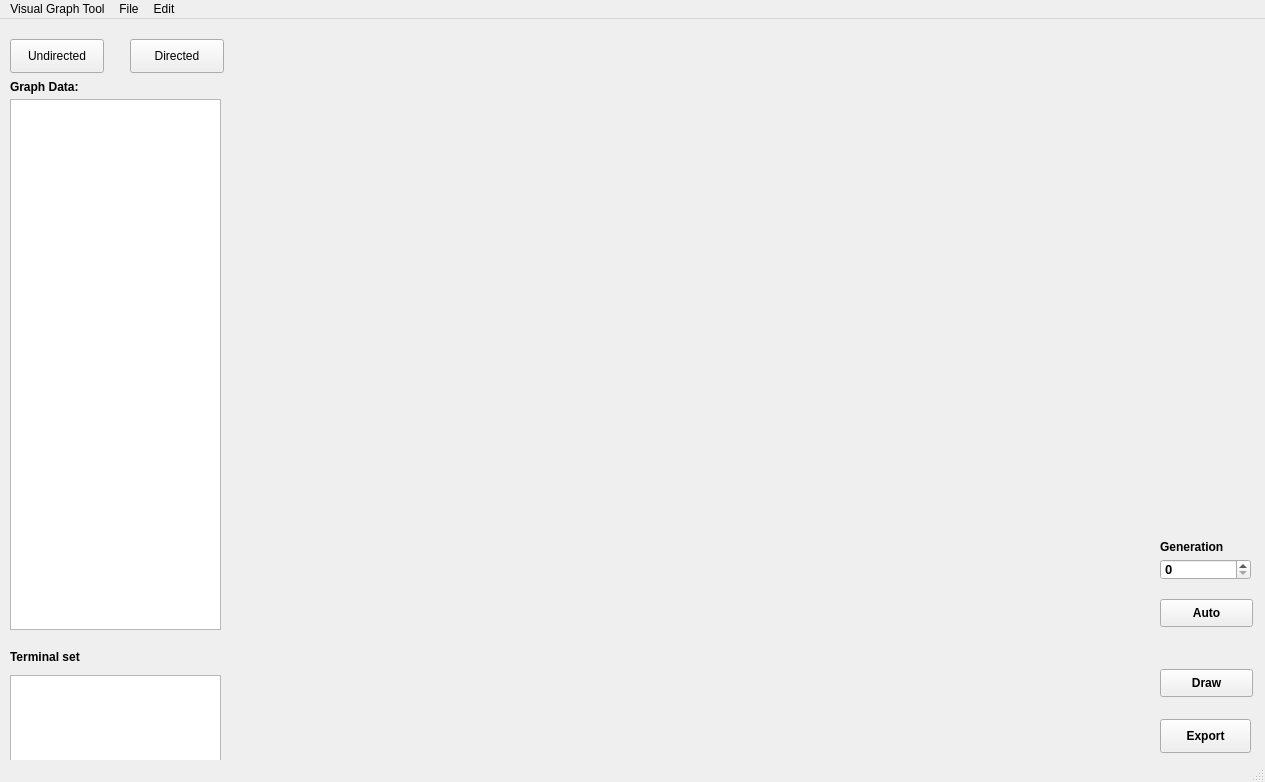
Above: app/graph-tool.ui from phuquocchamp/graph-tool before the change. Below: the same form after it.
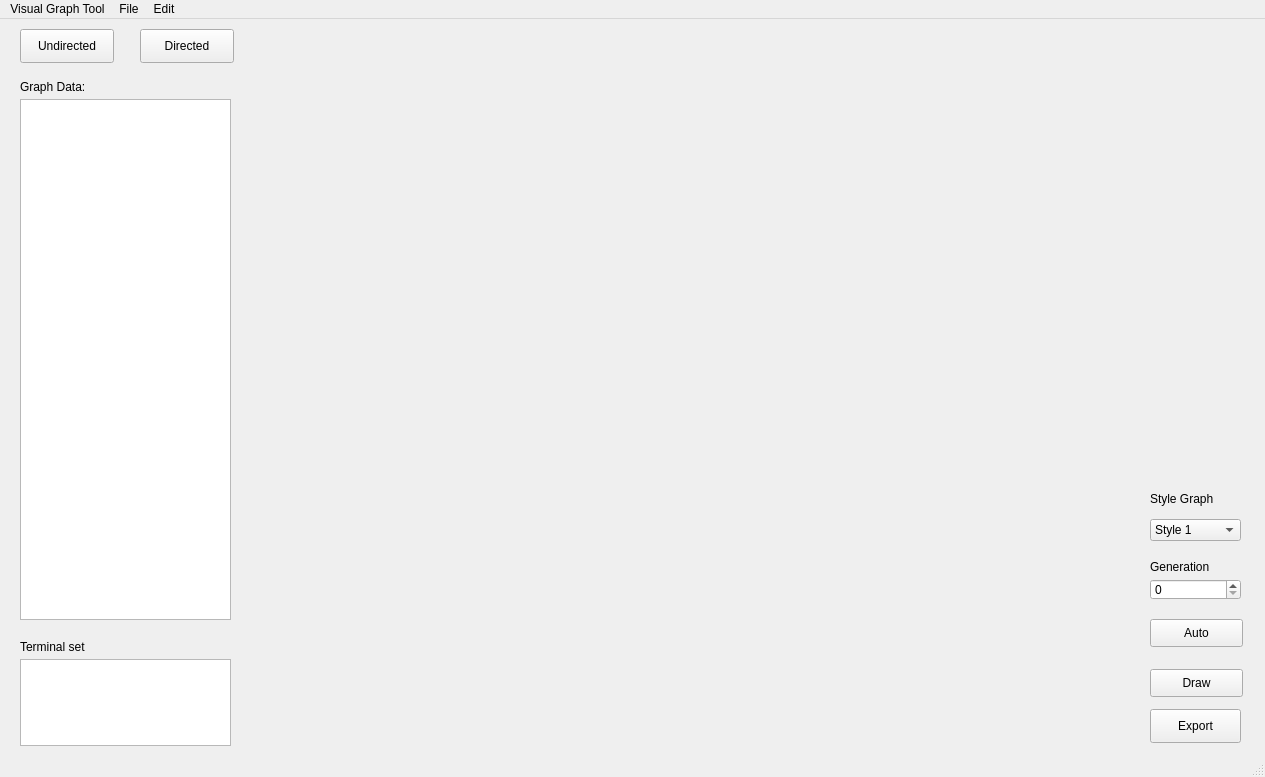
That is the form after the change.

Commit message: update graph-tool ui template

The edit to the form file:
```diff
--- a/app/graph-tool.ui
+++ b/app/graph-tool.ui
@@ -7,7 +7,7 @@
     <x>0</x>
     <y>0</y>
     <width>1265</width>
-    <height>782</height>
+    <height>777</height>
    </rect>
   </property>
   <property name="mouseTracking">
@@ -20,10 +20,10 @@
    <widget class="QPlainTextEdit" name="inputData">
     <property name="geometry">
      <rect>
-      <x>10</x>
+      <x>20</x>
       <y>80</y>
       <width>211</width>
-      <height>531</height>
+      <height>521</height>
      </rect>
     </property>
     <property name="plainText">
@@ -33,7 +33,7 @@
    <widget class="QLabel" name="label">
     <property name="geometry">
      <rect>
-      <x>10</x>
+      <x>20</x>
       <y>60</y>
       <width>91</width>
       <height>16</height>
@@ -42,8 +42,6 @@
     <property name="font">
      <font>
       <pointsize>9</pointsize>
-      <weight>75</weight>
-      <bold>true</bold>
      </font>
     </property>
     <property name="text">
@@ -53,8 +51,8 @@
    <widget class="QPushButton" name="undirectedButton">
     <property name="geometry">
      <rect>
-      <x>10</x>
-      <y>20</y>
+      <x>20</x>
+      <y>10</y>
       <width>94</width>
       <height>34</height>
      </rect>
@@ -66,8 +64,8 @@
    <widget class="QPushButton" name="directedButton">
     <property name="geometry">
      <rect>
-      <x>130</x>
-      <y>20</y>
+      <x>140</x>
+      <y>10</y>
       <width>94</width>
       <height>34</height>
      </rect>
@@ -79,18 +77,12 @@
    <widget class="QPushButton" name="exportButton">
     <property name="geometry">
      <rect>
-      <x>1160</x>
-      <y>700</y>
+      <x>1150</x>
+      <y>690</y>
       <width>91</width>
       <height>34</height>
      </rect>
     </property>
-    <property name="font">
-     <font>
-      <weight>75</weight>
-      <bold>true</bold>
-     </font>
-    </property>
     <property name="text">
      <string>Export</string>
     </property>
@@ -98,10 +90,10 @@
    <widget class="QWidget" name="gridLayoutWidget">
     <property name="geometry">
      <rect>
-      <x>240</x>
+      <x>250</x>
       <y>10</y>
-      <width>911</width>
-      <height>731</height>
+      <width>881</width>
+      <height>721</height>
      </rect>
     </property>
     <layout class="QGridLayout" name="graphArea"/>
@@ -109,8 +101,8 @@
    <widget class="QLabel" name="TerminalLabel">
     <property name="geometry">
      <rect>
-      <x>10</x>
-      <y>630</y>
+      <x>20</x>
+      <y>620</y>
       <width>91</width>
       <height>16</height>
      </rect>
@@ -118,8 +110,6 @@
     <property name="font">
      <font>
       <pointsize>9</pointsize>
-      <weight>75</weight>
-      <bold>true</bold>
      </font>
     </property>
     <property name="text">
@@ -129,44 +119,35 @@
    <widget class="QPlainTextEdit" name="TerminalTextEdit">
     <property name="geometry">
      <rect>
-      <x>10</x>
-      <y>656</y>
+      <x>20</x>
+      <y>640</y>
       <width>211</width>
-      <height>91</height>
+      <height>87</height>
      </rect>
     </property>
    </widget>
    <widget class="QSpinBox" name="Generation">
     <property name="geometry">
      <rect>
-      <x>1160</x>
-      <y>540</y>
+      <x>1150</x>
+      <y>560</y>
       <width>91</width>
       <height>21</height>
      </rect>
     </property>
-    <property name="font">
-     <font>
-      <pointsize>10</pointsize>
-      <weight>75</weight>
-      <bold>true</bold>
-     </font>
-    </property>
    </widget>
    <widget class="QLabel" name="GenerationLabel">
     <property name="geometry">
      <rect>
-      <x>1160</x>
-      <y>520</y>
-      <width>81</width>
+      <x>1150</x>
+      <y>540</y>
+      <width>71</width>
       <height>16</height>
      </rect>
     </property>
     <property name="font">
      <font>
       <pointsize>9</pointsize>
-      <weight>75</weight>
-      <bold>true</bold>
      </font>
     </property>
     <property name="text">
@@ -176,18 +157,12 @@
    <widget class="QPushButton" name="AutoIncreaseButton">
     <property name="geometry">
      <rect>
-      <x>1160</x>
-      <y>580</y>
+      <x>1150</x>
+      <y>600</y>
       <width>93</width>
       <height>28</height>
      </rect>
     </property>
-    <property name="font">
-     <font>
-      <weight>75</weight>
-      <bold>true</bold>
-     </font>
-    </property>
     <property name="text">
      <string>Auto</string>
     </property>
@@ -195,22 +170,79 @@
    <widget class="QPushButton" name="drawButttn">
     <property name="geometry">
      <rect>
-      <x>1160</x>
+      <x>1150</x>
       <y>650</y>
       <width>93</width>
       <height>28</height>
      </rect>
     </property>
-    <property name="font">
-     <font>
-      <weight>75</weight>
-      <bold>true</bold>
-     </font>
-    </property>
     <property name="text">
      <string>Draw</string>
     </property>
    </widget>
+   <widget class="QComboBox" name="styleGraph">
+    <property name="geometry">
+     <rect>
+      <x>1150</x>
+      <y>500</y>
+      <width>91</width>
+      <height>22</height>
+     </rect>
+    </property>
+    <item>
+     <property name="text">
+      <string>Style 1</string>
+     </property>
+    </item>
+    <item>
+     <property name="text">
+      <string>Style 2</string>
+     </property>
+    </item>
+    <item>
+     <property name="text">
+      <string>Style 3</string>
+     </property>
+    </item>
+    <item>
+     <property name="text">
+      <string>Style 4</string>
+     </property>
+    </item>
+    <item>
+     <property name="text">
+      <string>Style 5</string>
+     </property>
+    </item>
+    <item>
+     <property name="text">
+      <string>Style 6</string>
+     </property>
+    </item>
+    <item>
+     <property name="text">
+      <string>Style 7</string>
+     </property>
+    </item>
+    <item>
+     <property name="text">
+      <string>Style 8</string>
+     </property>
+    </item>
+   </widget>
+   <widget class="QLabel" name="styleGraphLabel">
+    <property name="geometry">
+     <rect>
+      <x>1150</x>
+      <y>470</y>
+      <width>91</width>
+      <height>20</height>
+     </rect>
+    </property>
+    <property name="text">
+     <string>Style Graph</string>
+    </property>
+   </widget>
   </widget>
   <widget class="QMenuBar" name="menubar">
    <property name="geometry">
```
Left out of the diff: 17 changed lines with no effect on the pictures. The commit also changes 1 other file.
